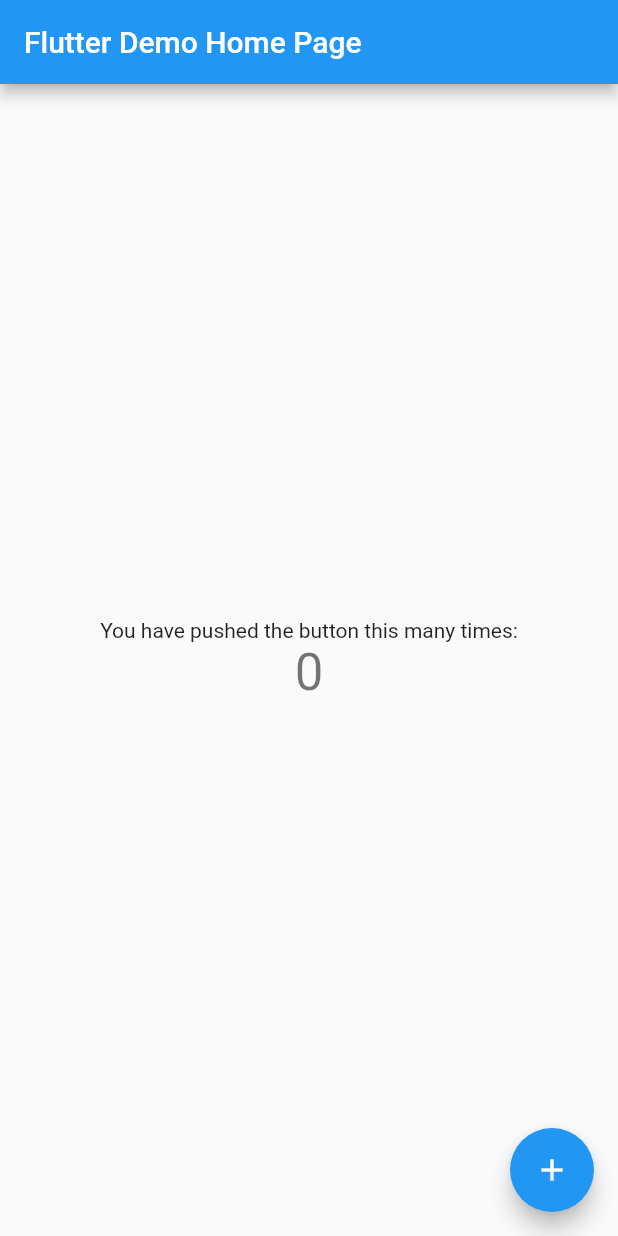
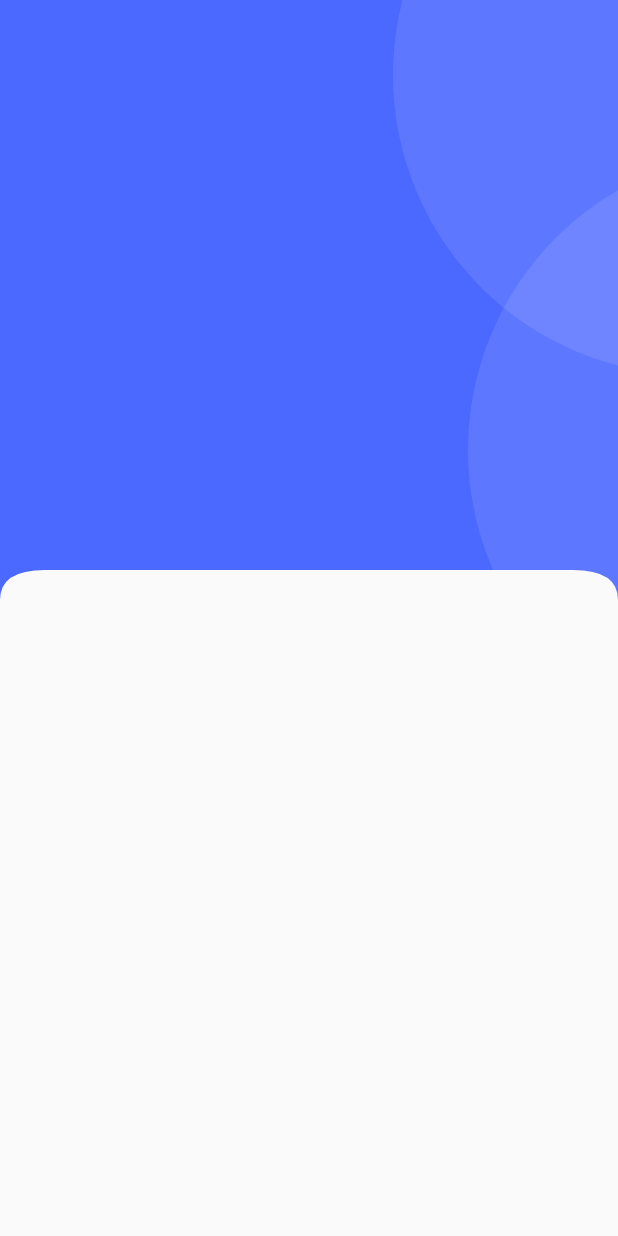
Before and after one commit to zakariaomer/model_one_B, a Flutter app: the screen it shows after launch, on a phone screen of 412 x 824 dp. Run offline on Flutter 3.47's test engine with Material 2 defaults, Android fonts, the phone set to English and light mode, and no system bars; our stand-ins replace get.

Commit message:
add the HeaderContiner...

```diff
--- /dev/null
+++ b/lib/Coloers/colors.dart
@@ -0,0 +1,10 @@
+import 'package:flutter/material.dart';
+
+class TColors {
+  TColors._();
+
+  static const Color primary = Color(0xFF4B68FF);
+  static const Color textpraimary = Color(0xFFFFE24B);
+  static const Color textwhite = Colors.white;
+
+}
--- /dev/null
+++ b/lib/Models/Home.dart
@@ -0,0 +1,105 @@
+import 'package:flutter/material.dart';
+import 'package:get/get.dart';
+import 'package:model_one/Coloers/colors.dart';
+
+import '../Widgets/Continer.dart';
+import '../Widgets/clip.dart';
+
+class HomeSecreen extends StatelessWidget {
+  const HomeSecreen({super.key});
+
+  @override
+  Widget build(BuildContext context) {
+    return Scaffold(
+      body: SingleChildScrollView(
+        child: Column(
+          children: [
+            TClipPath(
+              child:
+              //child......
+              SizedBox(),
+            )
+          ],
+        ),
+      ),
+    );
+  }
+}
+
+// class TprimryHeaderContiner extends StatelessWidget {
+//   const TprimryHeaderContiner({
+//     super.key,
+//     required this.child,
+//   });
+//   final Widget child;
+
+//   @override
+//   Widget build(BuildContext context) {
+//     return TClipPath(
+//       child: Container(
+//         // color: TColors.primary,
+//         // padding: const EdgeInsets.all(0),
+//         // child: SizedBox(
+//         //   height: 400,
+//         //   child: Stack(
+//         //     children: [
+//         //       TcircularContainer(
+//         //         backgraondcolor: TColors.textwhite.withOpacity(0.1),
+//         //       ),
+//         //       Positioned(
+//         //         top: 100,
+//         //         height: -300,
+//         //         child: TcircularContainer(
+//         //           backgraondcolor:
+//         //               TColors.textwhite.withOpacity(0.1),
+//         //         ),
+//         //       )
+//         //     ],
+//         //   ),
+//         // ),
+//       ),
+//     );
+//   }
+// }
+
+class TClipPath extends StatelessWidget {
+  const TClipPath({
+    super.key,
+    required this.child,
+  });
+
+  final Widget child;
+
+  @override
+  Widget build(BuildContext context) {
+    return ClipPath(
+      clipper: TCusteomCurvedEdges(),
+      child: Container(
+        color: TColors.primary,
+        padding: const EdgeInsets.all(0),
+        child: SizedBox(
+          height: 400,
+          child: Stack(
+            children: [
+              Positioned(
+                top: -150,
+                right: -250,
+                child: TcircularContainer(
+                  backgraondcolor: TColors.textwhite.withOpacity(0.1),
+                ),
+              ),
+              Positioned(
+                top: 100,
+                right: -300,
+                child: TcircularContainer(
+                  backgraondcolor: TColors.textwhite.withOpacity(0.1),
+                ),
+              ),
+
+            ],
+          ),
+        ),
+      ),
+    );
+  }
+}
--- /dev/null
+++ b/lib/Widgets/Continer.dart
@@ -0,0 +1,37 @@
+import 'package:flutter/material.dart';
+
+import '../Coloers/colors.dart';
+
+class TcircularContainer extends StatelessWidget {
+  const TcircularContainer({
+    super.key,
+    this.width = 400,
+    this.heigt = 400,
+    this.radius = 400,
+    this.padding = 0,
+    this.child,
+    this.backgraondcolor = TColors.textwhite,
+  });
+
+  final double? width;
+  final double? heigt;
+  final double radius;
+  final double padding;
+  final Widget? child;
+  final Color backgraondcolor;
+
+  @override
+  Widget build(BuildContext context) {
+    return Container(
+      width: width,
+      height: heigt,
+      padding: EdgeInsets.all(padding),
+      decoration: BoxDecoration(
+          borderRadius: BorderRadius.circular(radius),
+           color: backgraondcolor
+          // TColors.textwhite.withOpacity(0.1)
+          ),
+          child: child,
+    );
+  }
+}
--- /dev/null
+++ b/lib/Widgets/clip.dart
@@ -0,0 +1,35 @@
+import 'package:flutter/material.dart';
+
+class TCusteomCurvedEdges extends CustomClipper<Path> {
+  @override
+  Path getClip(Size size) {
+    var path = Path();
+    path.lineTo(0, size.height);
+
+    final fristCurve = Offset(0, size.height - 20);
+    final lasstCurve = Offset(30, size.height - 20);
+    path.quadraticBezierTo(
+        fristCurve.dx, fristCurve.dy, lasstCurve.dx, lasstCurve.dy);
+
+
+    final scendfristCurve = Offset(0, size.height-20);
+    final secndlasstCurve = Offset(size.width-30, size.height-20);
+    path.quadraticBezierTo(
+        scendfristCurve.dx, scendfristCurve.dy, secndlasstCurve.dx, secndlasstCurve.dy);
+
+     final thirdfristCurve = Offset(size.width, size.height-20);
+    final thridlasstCurve = Offset(size.width, size.height);
+    path.quadraticBezierTo(
+        thirdfristCurve.dx, thirdfristCurve.dy, thridlasstCurve.dx, thridlasstCurve.dy);
+
+    path.lineTo(size.width, 0);
+    path.close();
+    return path;
+  }
+
+  @override
+  bool shouldReclip(covariant CustomClipper<Path> oldClipper) {
+    // TODO: implement shouldReclip
+    return true;
+  }
+}
--- a/lib/main.dart
+++ b/lib/main.dart
@@ -1,4 +1,6 @@
 import 'package:flutter/material.dart';
+
+import 'Models/Home.dart';
 
 void main() {
   runApp(const MyApp());
@@ -11,12 +13,7 @@
   @override
   Widget build(BuildContext context) {
     return MaterialApp(
-      title: 'Flutter Demo',
-      theme: ThemeData(
-
-        primarySwatch: Colors.blue,
-      ),
-      home: const MyHomePage(title: 'Flutter Demo Home Page'),
+      home: HomeSecreen(),
     );
   }
 }
```
